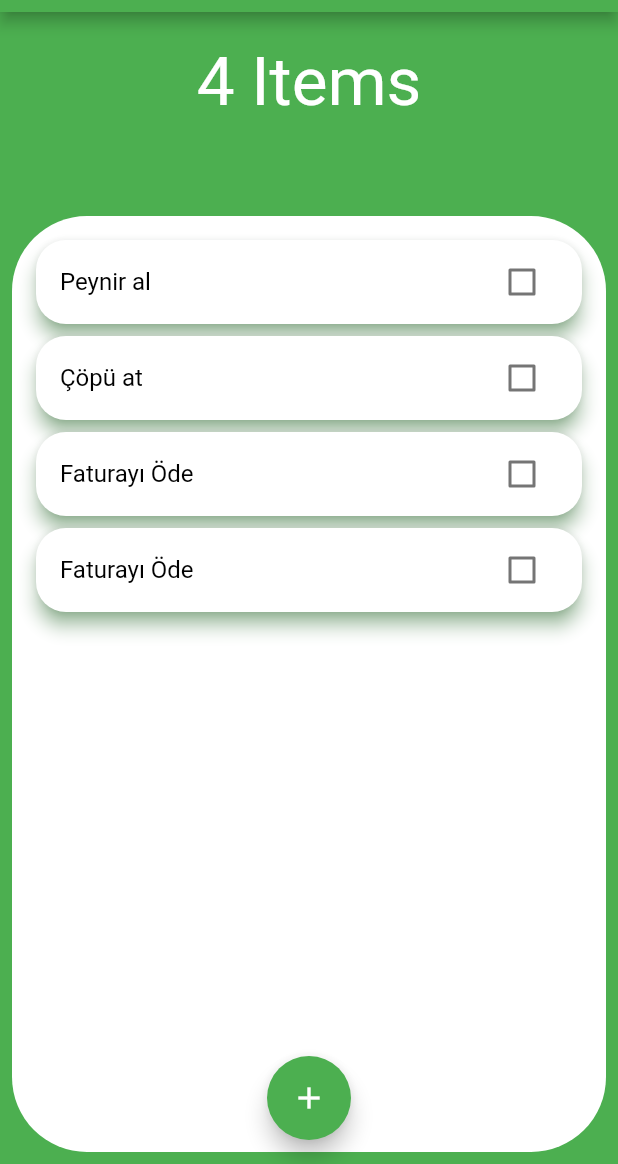
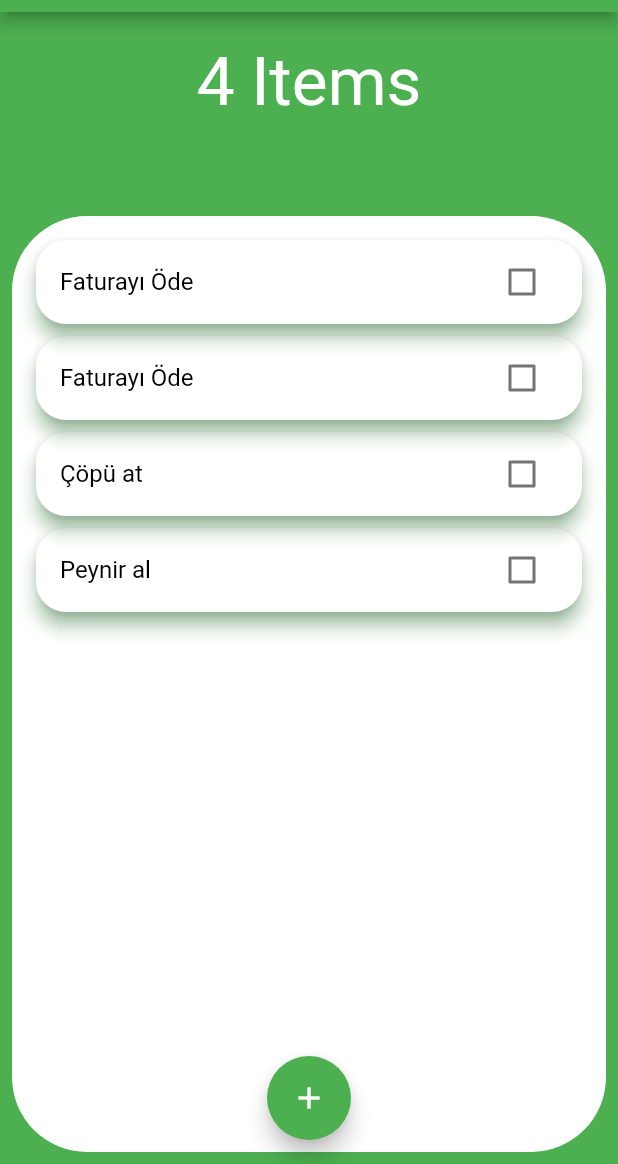
Before and after one commit to salihyildirim/Roster, a Flutter app: the screen it shows after launch, on a phone screen of 412 x 824 dp, the part 72-1236 px from its top. Run offline on Flutter 3.47's test engine with Material 2 defaults, Android fonts, the phone set to English and light mode, and no system bars.

Commit message:
refactoring implemented in

```diff
--- a/lib/models/color_theme_data.dart
+++ b/lib/models/color_theme_data.dart
@@ -1,7 +1,7 @@
 import 'package:flutter/material.dart';
 
 class ColorThemeData with ChangeNotifier {
-  ThemeData greenTheme = ThemeData(
+  ThemeData _greenTheme = ThemeData(
       primaryColor: Colors.green,
       scaffoldBackgroundColor: Colors.green,
       colorScheme: ColorScheme.fromSwatch(primarySwatch: Colors.green)
@@ -13,7 +13,7 @@ class ColorThemeData with ChangeNotifier {
             color: Colors.white,
           ),
           subtitle1: TextStyle(color: Colors.white)));
-  ThemeData redTheme = ThemeData(
+  ThemeData _redTheme = ThemeData(
       primaryColor: Colors.red,
       scaffoldBackgroundColor: Colors.red,
       colorScheme: ColorScheme.fromSwatch(primarySwatch: Colors.red)
@@ -40,7 +40,7 @@ class ColorThemeData with ChangeNotifier {
           subtitle1: TextStyle(color: Colors.white)));
 
   void switchTheme(bool selected) {
-    _selectedThemeData = selected ? greenTheme : redTheme;
+    _selectedThemeData = selected ? _greenTheme : _redTheme;
     notifyListeners();
   }
 
--- a/lib/models/items_data.dart
+++ b/lib/models/items_data.dart
@@ -1,9 +1,11 @@
+import 'dart:collection';
+
 import 'package:flutter/cupertino.dart';
 
 import 'item.dart';
 
 class ItemData with ChangeNotifier {
-  final List<Item> items = [
+  final List<Item> _items = [
     Item(tittle: 'Peynir al'),
     Item(tittle: 'Çöpü at'),
     Item(tittle: 'Faturayı Öde'),
@@ -11,19 +13,21 @@ class ItemData with ChangeNotifier {
   ];
 
   void toggleStatus(int index) {
-    items[index].toggleStatus();
+    _items[index].toggleStatus();
     notifyListeners();
   }
 
   void addItem(String tittle) {
-    items.add(
+    _items.add(
       Item(tittle: tittle),
     );
     notifyListeners();
   }
 
   void deleteItem(int index) {
-    items.removeAt(index);
+    _items.removeAt(index);
     notifyListeners();
   }
+
+  UnmodifiableListView<Item> get items => UnmodifiableListView(_items);
 }
--- a/lib/screens/home_page.dart
+++ b/lib/screens/home_page.dart
@@ -14,28 +14,7 @@ class HomePage extends StatelessWidget {
   Widget build(BuildContext context) {
     return Scaffold(
         floatingActionButtonLocation: FloatingActionButtonLocation.centerFloat,
-        appBar: AppBar(
-          actions: [
-            Padding(
-              padding: const EdgeInsets.all(8.0),
-              child: IconButton(
-                  icon: Icon(Icons.settings),
-                  iconSize: 35,
-                  onPressed: () {
-                    Navigator.push(
-                      context,
-                      MaterialPageRoute(
-                        builder: (context) => SettingsPage(),
-                      ),
-                    );
-                  }),
-            )
-          ],
-          centerTitle: true,
-          title: Text(
-            'Get It Done',
-          ),
-        ),
+        appBar: buildAppBar(context),
         body: Column(
           children: [
             Expanded(
@@ -60,40 +39,71 @@ class HomePage extends StatelessWidget {
                         borderRadius: BorderRadius.all(Radius.circular(50))),
                     child: Padding(
                       padding: const EdgeInsets.all(12.0),
+                      child: Consumer<ItemData>(
+                        builder: (context, itemData, child) => Align(
+                          alignment: Alignment.topCenter,
                           child: ListView.builder(
-                      itemCount: Provider.of<ItemData>(context).items.length,
+                            shrinkWrap: true,
+                            reverse: true,
+                            itemCount: itemData.items.length,
                             itemBuilder: (context, index) => ItemCard(
-                        tittle:
-                            Provider.of<ItemData>(context).items[index].tittle,
-                        isDone:
-                            Provider.of<ItemData>(context).items[index].isDone,
+                              tittle: itemData.items[index].tittle,
+                              isDone: itemData.items[index].isDone,
                               toggleStatus: (_) {
-                          Provider.of<ItemData>(context, listen: false)
-                              .toggleStatus(index);
+                                itemData.toggleStatus(index);
                               },
                               deleteItem: (_) {
-                          Provider.of<ItemData>(context, listen: false)
-                              .deleteItem(index);
+                                itemData.deleteItem(index);
                               },
                             ),
                           ),
                         ),
                       ),
                     ),
-            )
+                  ),
+                ))
           ],
         ),
-        floatingActionButton: FloatingActionButton(
+        floatingActionButton: buildFAB(context));
+  }
+
+  FloatingActionButton buildFAB(BuildContext context) {
+    return FloatingActionButton(
       onPressed: () {
         showModalBottomSheet(
           shape: RoundedRectangleBorder(
             borderRadius: BorderRadius.circular(55),
           ),
           context: context,
-              builder: (context) => ItemAdder(),
+          builder: (context) => SingleChildScrollView(child: ItemAdder()),
         );
       },
       child: Icon(Icons.add),
-        ));
+    );
+  }
+
+  AppBar buildAppBar(BuildContext context) {
+    return AppBar(
+      actions: [
+        Padding(
+          padding: const EdgeInsets.all(8.0),
+          child: IconButton(
+              icon: Icon(Icons.settings),
+              iconSize: 35,
+              onPressed: () {
+                Navigator.push(
+                  context,
+                  MaterialPageRoute(
+                    builder: (context) => SettingsPage(),
+                  ),
+                );
+              }),
+        )
+      ],
+      centerTitle: true,
+      title: Text(
+        'Get It Done',
+      ),
+    );
   }
 }
```
Lines whose indentation alone changed are shown as unchanged.
